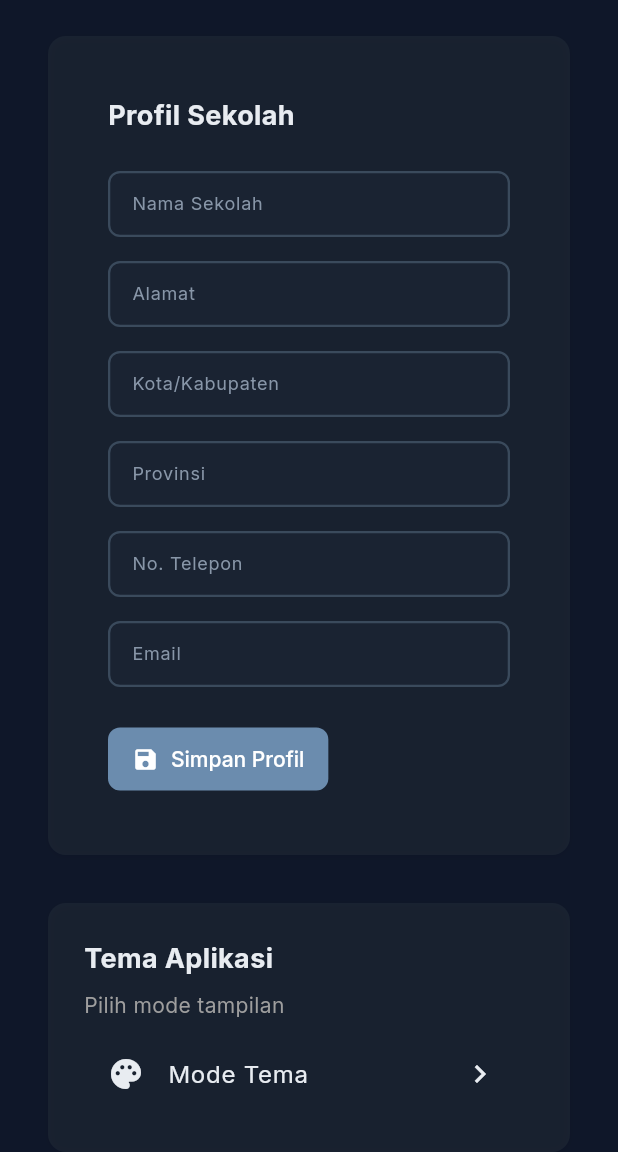
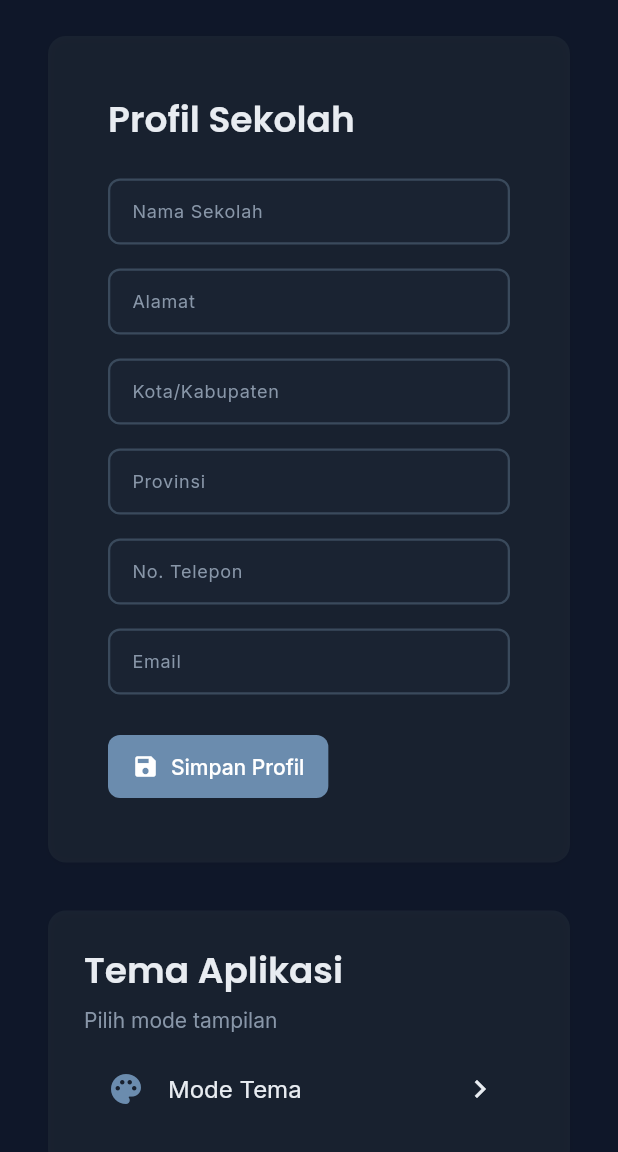
Before and after one commit to Chukie99/kelasfun, a Flutter app: the SettingsScreen screen opened directly, on a phone screen of 412 x 824 dp, the part 84-1236 px from its top. Run offline on Flutter 3.47's test engine with Material 3 defaults, Android fonts, the phone set to English and light mode, and no system bars; our stand-ins replace drift, file_picker, fl_chart, google_fonts, pdf, printing and 2 more; missing offline and left inert: mobile_scanner, shelf_router; accounts and stored records are empty; generated files the repository leaves out were written again.

Commit message:
feat: restyle Settings with Soft & Calm sections

```diff
--- a/lib/features/settings/settings_screen.dart
+++ b/lib/features/settings/settings_screen.dart
@@ -4,6 +4,7 @@ import 'package:provider/provider.dart';
 import 'package:file_picker/file_picker.dart';
 import 'package:kelasfun/core/database/app_database.dart';
 import 'package:kelasfun/core/sync/sync_server.dart';
+import 'package:kelasfun/core/theme/app_theme.dart';
 import 'package:kelasfun/core/utils/network_utils.dart';
 import 'package:kelasfun/shared/widgets/app_card.dart';
 import 'package:kelasfun/shared/widgets/app_button.dart';
@@ -62,32 +63,30 @@ class _SettingsScreenState extends State<SettingsScreen> {
     return Scaffold(
       appBar: AppBar(title: const Text('Pengaturan')),
       body: ListView(
-        padding: const EdgeInsets.all(16),
+        padding: const EdgeInsets.all(AppTheme.spacingBase),
         children: [
           AppCard(
             child: _SchoolProfileSection(),
           ),
-          const SizedBox(height: 16),
+          const SizedBox(height: AppTheme.spacingBase),
           AppCard(
             child: Column(
               crossAxisAlignment: CrossAxisAlignment.start,
               children: [
-                const Text('Tema Aplikasi',
-                    style: TextStyle(fontWeight: FontWeight.bold, fontSize: 18)),
-                const SizedBox(height: 8),
-                const Text('Pilih mode tampilan',
-                    style: TextStyle(color: Colors.grey)),
-                const SizedBox(height: 8),
+                Text('Tema Aplikasi', style: AppTheme.h2(context)),
+                const SizedBox(height: AppTheme.spacingSm),
+                Text('Pilih mode tampilan', style: AppTheme.bodySmall(context)),
+                const SizedBox(height: AppTheme.spacingSm),
                 ListTile(
-                  leading: const Icon(Icons.palette),
-                  title: const Text('Mode Tema'),
+                  leading: Icon(Icons.palette, color: AppTheme.accent),
+                  title: Text('Mode Tema', style: AppTheme.body(context)),
                   trailing: const Icon(Icons.chevron_right),
                   onTap: () => _showThemeDialog(context),
                 ),
               ],
             ),
           ),
-          const SizedBox(height: 16),
+          const SizedBox(height: AppTheme.spacingBase),
           AppCard(
             child: ServerSection(
               isRunning: _serverRunning,
@@ -96,25 +95,24 @@ class _SettingsScreenState extends State<SettingsScreen> {
             ),
           ),
           if (_serverRunning) ...[
-            const SizedBox(height: 16),
-            AppCard(
+            const SizedBox(height: AppTheme.spacingBase),
+            const AppCard(
               child: PairingQr(port: 8080, token: 'kelasfun-secret-key'),
             ),
           ],
-          const SizedBox(height: 16),
+          const SizedBox(height: AppTheme.spacingBase),
           AppCard(
             child: Column(
               crossAxisAlignment: CrossAxisAlignment.start,
               children: [
-                const Text('Backup & Restore',
-                    style: TextStyle(fontWeight: FontWeight.bold, fontSize: 18)),
-                const SizedBox(height: 16),
+                Text('Backup & Restore', style: AppTheme.h2(context)),
+                const SizedBox(height: AppTheme.spacingBase),
                 AppButton(
                   label: 'Backup Database',
                   icon: Icons.backup,
                   onPressed: () => _backupDatabase(context),
                 ),
-                const SizedBox(height: 16),
+                const SizedBox(height: AppTheme.spacingBase),
                 AppButton(
                   label: 'Restore Database',
                   icon: Icons.restore,
@@ -124,16 +122,16 @@ class _SettingsScreenState extends State<SettingsScreen> {
               ],
             ),
           ),
-          const SizedBox(height: 16),
+          const SizedBox(height: AppTheme.spacingBase),
           AppCard(
             child: Column(
               crossAxisAlignment: CrossAxisAlignment.start,
               children: [
-                const Text('Tentang',
-                    style: TextStyle(fontWeight: FontWeight.bold, fontSize: 18)),
-                const SizedBox(height: 8),
-                const Text('kelasFun v1.0.0'),
-                const Text('Aplikasi Manajemen Kelas Offline-First'),
+                Text('Tentang', style: AppTheme.h2(context)),
+                const SizedBox(height: AppTheme.spacingSm),
+                Text('kelasFun v1.0.0', style: AppTheme.body(context)),
+                Text('Aplikasi Manajemen Kelas Offline-First',
+                    style: AppTheme.bodySmall(context)),
               ],
             ),
           ),
@@ -203,12 +201,12 @@ class _SettingsScreenState extends State<SettingsScreen> {
         builder: (context, snapshot) {
           final current = snapshot.data ?? 'dark';
           return AlertDialog(
-            title: const Text('Mode Tema'),
+            title: Text('Mode Tema', style: AppTheme.h3(context)),
             content: Column(
               mainAxisSize: MainAxisSize.min,
               children: [
                 RadioListTile<String>(
-                  title: const Text('Gelap'),
+                  title: Text('Gelap', style: AppTheme.body(context)),
                   value: 'dark',
                   groupValue: current,
                   onChanged: (v) async {
@@ -217,7 +215,7 @@ class _SettingsScreenState extends State<SettingsScreen> {
                   },
                 ),
                 RadioListTile<String>(
-                  title: const Text('Terang'),
+                  title: Text('Terang', style: AppTheme.body(context)),
                   value: 'light',
                   groupValue: current,
                   onChanged: (v) async {
@@ -226,7 +224,7 @@ class _SettingsScreenState extends State<SettingsScreen> {
                   },
                 ),
                 RadioListTile<String>(
-                  title: const Text('Sistem'),
+                  title: Text('Sistem', style: AppTheme.body(context)),
                   value: 'system',
                   groupValue: current,
                   onChanged: (v) async {
@@ -290,19 +288,18 @@ class _SchoolProfileSectionState extends State<_SchoolProfileSection> {
   Widget build(BuildContext context) {
     if (_isLoading) {
       return const Padding(
-        padding: EdgeInsets.all(16),
+        padding: EdgeInsets.all(AppTheme.spacingBase),
         child: Center(child: CircularProgressIndicator()),
       );
     }
 
     return Padding(
-      padding: const EdgeInsets.all(16),
+      padding: const EdgeInsets.all(AppTheme.spacingBase),
       child: Column(
         crossAxisAlignment: CrossAxisAlignment.start,
         children: [
-          const Text('Profil Sekolah',
-              style: TextStyle(fontWeight: FontWeight.bold, fontSize: 18)),
-          const SizedBox(height: 16),
+          Text('Profil Sekolah', style: AppTheme.h2(context)),
+          const SizedBox(height: AppTheme.spacingBase),
           AppTextField(
             label: 'Nama Sekolah',
             controller: _nameController,
@@ -333,7 +330,7 @@ class _SchoolProfileSectionState extends State<_SchoolProfileSection> {
             controller: _emailController,
             onChanged: (_) {},
           ),
-          const SizedBox(height: 16),
+          const SizedBox(height: AppTheme.spacingBase),
           AppButton(
             label: 'Simpan Profil',
             icon: Icons.save,
```
